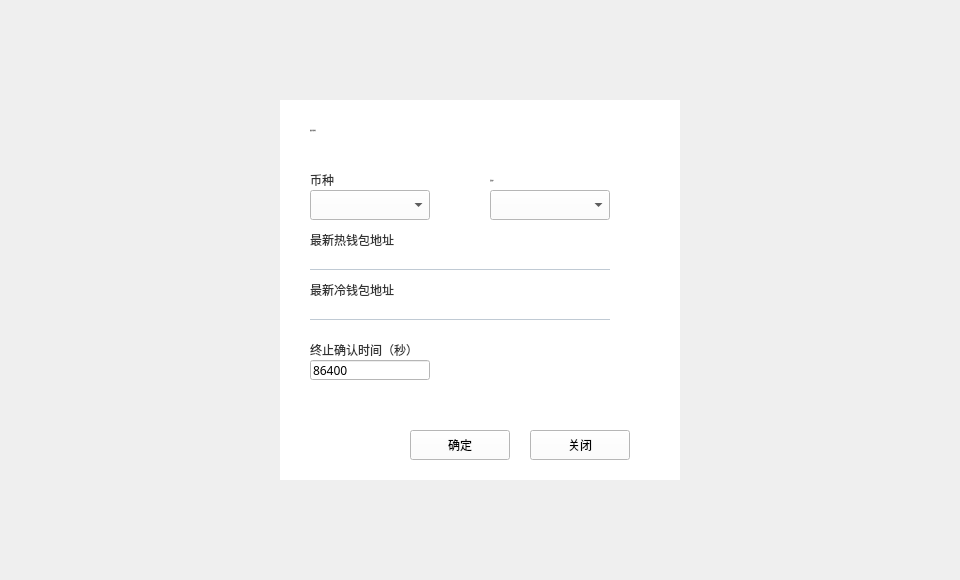
HcashOrg/hx-indicator, file LNKWallet/guard/ChangeCrosschainAddressDialog.ui: the form before one commit.
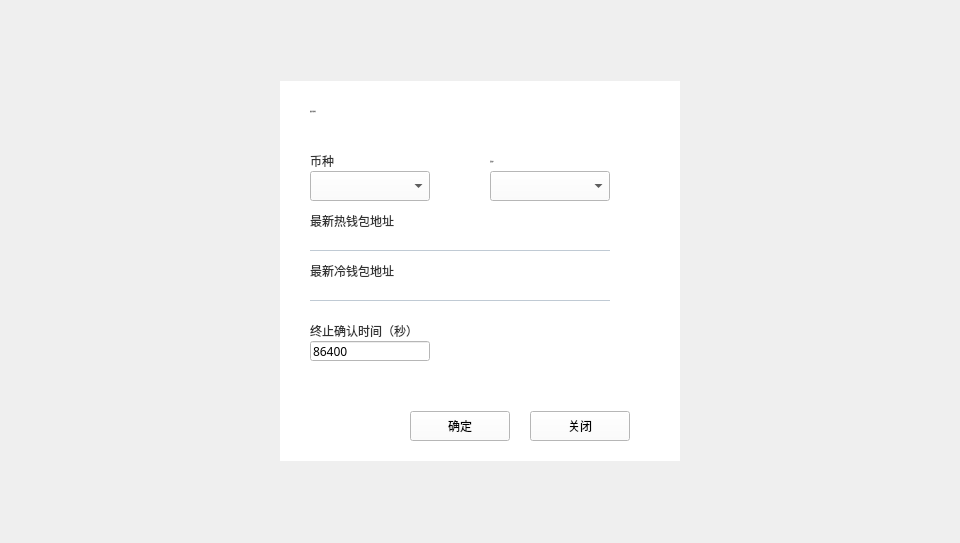
The form after the commit.

```diff
--- a/LNKWallet/guard/ChangeCrosschainAddressDialog.ui
+++ b/LNKWallet/guard/ChangeCrosschainAddressDialog.ui
@@ -7,7 +7,7 @@
     <x>0</x>
     <y>0</y>
     <width>960</width>
-    <height>580</height>
+    <height>543</height>
    </rect>
   </property>
   <property name="windowTitle">
@@ -19,7 +19,7 @@
      <x>0</x>
      <y>0</y>
      <width>960</width>
-     <height>580</height>
+     <height>543</height>
     </rect>
    </property>
    <property name="font">
@@ -33,7 +33,7 @@
     <property name="geometry">
      <rect>
       <x>280</x>
-      <y>100</y>
+      <y>81</y>
       <width>400</width>
       <height>380</height>
      </rect>
```
